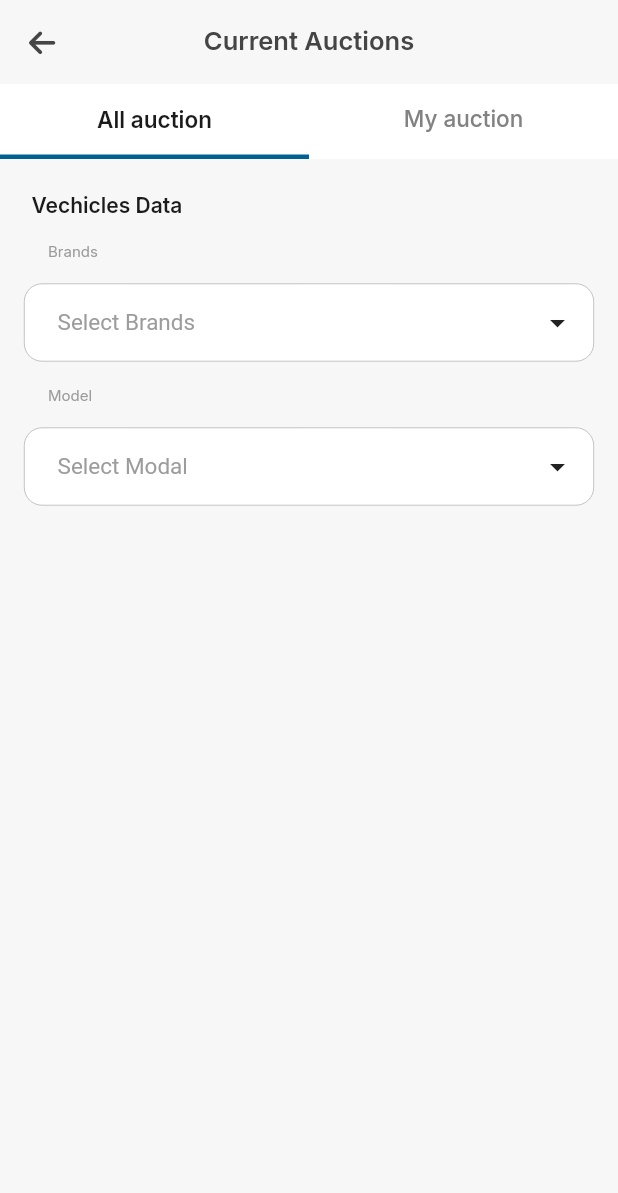
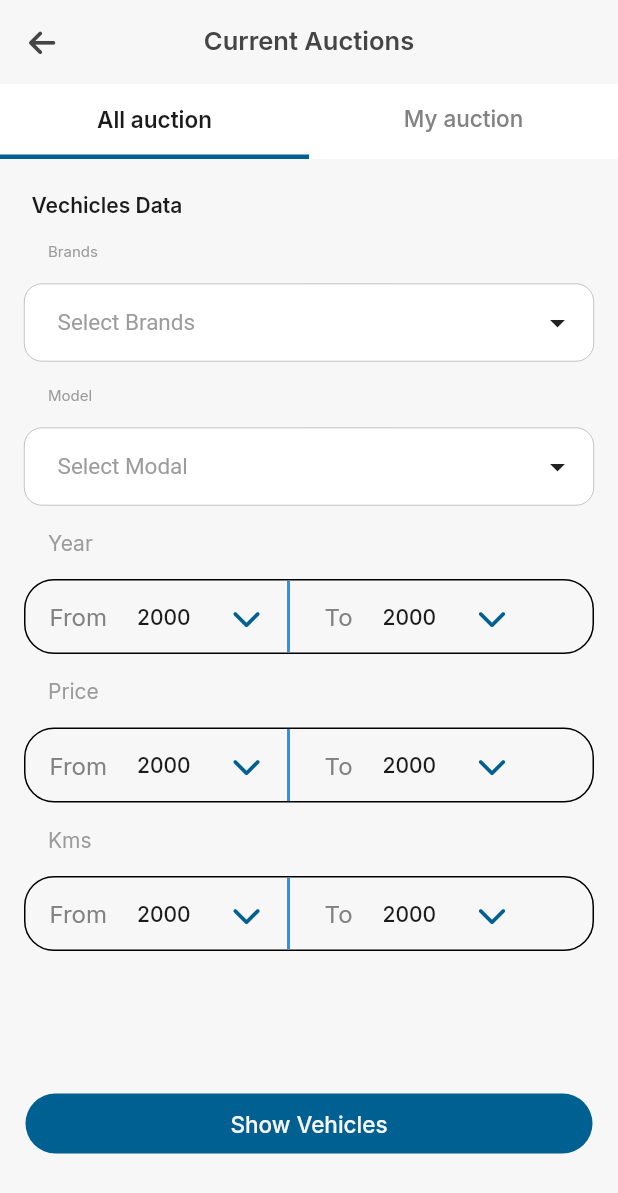
Before and after one commit to Moeez1999/revo_garage, a Flutter app: the screen it shows after launch, on a phone screen of 412 x 824 dp. Shown: the top 1193 px of the screen. Run offline on Flutter 3.47's test engine with Material 2 defaults, Android fonts, the light colour scheme and no system bars; drawn by our look-alikes of multi_dropdown; our stand-ins replace carousel_slider, flutter_spinkit, font_awesome_flutter, get, get_storage, google_fonts and 1 more.

Commit message:
all done

```diff
--- a/lib/controllers/bidding/filterscreen_controller.dart
+++ b/lib/controllers/bidding/filterscreen_controller.dart
@@ -1,7 +1,19 @@
 import 'package:revogarage/utils/app_libraries.dart';
 
-class FilterscreenController extends GetxController{
-  bool isLoading=true;
+class FilterscreenController extends GetxController {
+  bool isLoading = true;
+
+  TextEditingController yearFrom = TextEditingController();
+
+  TextEditingController yearTo = TextEditingController();
+
+  List yearToList = [];
+
+  List yearFromList = [];
+
+  int i = 0;
+
+  int j = 0;
 
   @override
   void onReady() async {
@@ -10,4 +22,19 @@ class FilterscreenController extends GetxController{
     super.onReady();
   }
 
+  @override
+  void onInit() {
+    // minutesList.add({"id": "Days", "name": "Days"});
+    for (i = 2000; i <= 2021; i++) {
+      yearFromList.add({"id": "$i", "name": "$i"});
+    }
+
+    // minutesList.add({"id": "Days", "name": "Days"});
+    for (j = 2000; j <= 2022; j++) {
+      yearToList.add({"id": "$j", "name": "$j"});
+    }
+
+    update();
+    super.onInit();
+  }
 }
--- a/lib/views/bidding/bid_filterscreen.dart
+++ b/lib/views/bidding/bid_filterscreen.dart
@@ -1,5 +1,6 @@
 import 'package:revogarage/controllers/bidding/filterscreen_controller.dart';
 import 'package:revogarage/utils/app_libraries.dart';
+import 'package:revogarage/widgets/common_dropdown.dart';
 
 class BidFilterScreen extends StatelessWidget {
   const BidFilterScreen({Key? key}) : super(key: key);
@@ -21,7 +22,8 @@ class BidFilterScreen extends StatelessWidget {
     return GetBuilder<FilterscreenController>(
         init: FilterscreenController(),
         builder: (_) {
-          return Column(
+          return SingleChildScrollView(
+            child: Column(
               crossAxisAlignment: CrossAxisAlignment.start,
               children: [
                 Container(
@@ -92,12 +94,32 @@ class BidFilterScreen extends StatelessWidget {
                   const ValueItem(label: 'Option 4', value: '4'),
                   const ValueItem(label: 'Option 5', value: '5'),
                   const ValueItem(label: 'Option 6', value: '6'),
-              ], _, "Model", "Select Modal")
+                ], _, "Model", "Select Modal"),
+                customToFromDialog(_, _.yearFromList, _.yearToList, _.yearFrom,
+                    _.yearTo, "Year"),
+                customToFromDialog(_, _.yearFromList, _.yearToList, _.yearFrom,
+                        _.yearTo, "Price")
+                    .marginSymmetric(vertical: 16),
+                customToFromDialog(_, _.yearFromList, _.yearToList, _.yearFrom,
+                    _.yearTo, "Kms"),
+                const SizedBox(
+                  height: 80,
+                ),
+                // << ------------------ Button -------------------  >>
+                CircularButtons(
+                        text: "Show Vehicles",
+                        onPressed: () {},
+                        color: AppColors.buttonColor,
+                        height: 40,
+                        width: Get.width)
+                    .marginSymmetric(horizontal: 17, vertical: 15)
               ],
+            ),
           );
         });
   }
 
+  // << ----------------------- Custom Multiple Dropdown ------------------ >>
   Widget commonDropdown(List<ValueItem> options, FilterscreenController _,
       String title, String hintText) {
     return Column(
@@ -132,4 +154,85 @@ class BidFilterScreen extends StatelessWidget {
       ],
     );
   }
+
+  // << --------------------------- Custom Dropdwon ------------------- >>
+
+  Widget customToFromDialog(
+    FilterscreenController _,
+    List fromOptions,
+    List toOptions,
+    TextEditingController fromController,
+    TextEditingController toController,
+    String title,
+  ) {
+    return Column(
+      crossAxisAlignment: CrossAxisAlignment.start,
+      children: [
+        MyText(title,
+                color: AppColors.textfieldLabelColor,
+                fontWeight: FontWeight.w400,
+                fontSize: 14)
+            .marginOnly(left: 32, bottom: 16),
+        Container(
+          height: 50,
+          width: Get.width,
+          decoration: BoxDecoration(
+            border: Border.all(width: 1.0),
+            borderRadius: const BorderRadius.all(
+                Radius.circular(20.0) //                 <--- border radius here
+                ),
+          ),
+          child: Row(
+            crossAxisAlignment: CrossAxisAlignment.center,
+            children: [
+              const MyText(
+                "From",
+                color: AppColors.tabBarColor,
+                fontSize: 16,
+                fontWeight: FontWeight.w400,
+              ).marginOnly(left: 16),
+              SizedBox(
+                width: Get.width / 4.0,
+                height: 50,
+                child: CommonDropDownField(
+                  hinttext: "",
+                  bordercolor: AppColors.transparentColor,
+                  controller: fromController,
+                  placeholder: "",
+                  values: fromOptions,
+                  checkedvalue: fromController,
+                  screenController: _,
+                  fillcolor: AppColors.transparentColor,
+                ),
+              ).marginOnly(left: 10.0),
+              const VerticalDivider(
+                color: Colors.blue,
+                thickness: 2,
+              ),
+              const MyText(
+                "To",
+                color: AppColors.tabBarColor,
+                fontSize: 16,
+                fontWeight: FontWeight.w400,
+              ).marginOnly(left: 16),
+              SizedBox(
+                width: Get.width / 4.0,
+                height: 50,
+                child: CommonDropDownField(
+                  hinttext: "",
+                  bordercolor: AppColors.transparentColor,
+                  controller: toController,
+                  placeholder: "",
+                  values: toOptions,
+                  checkedvalue: toController,
+                  screenController: _,
+                  fillcolor: AppColors.transparentColor,
+                ),
+              ).marginOnly(left: 10.0, right: 10.0),
+            ],
+          ),
+        ).marginSymmetric(horizontal: 16),
+      ],
+    );
   }
+}
```
Lines whose indentation alone changed are shown as unchanged.
